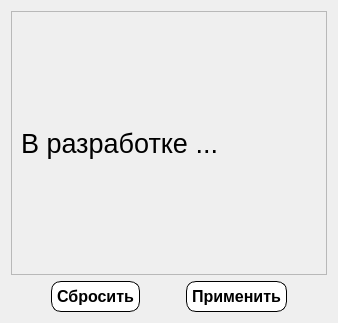
Above: Gui/Filters/Admin/f_payment.ui from MyEdit/Casino_Client before the change. Below: the same form after it.
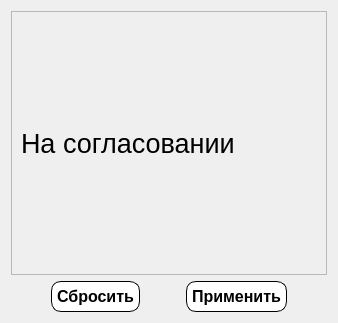
That is the form after the change.

The edit to the form file:
```diff
--- a/Gui/Filters/Admin/f_payment.ui
+++ b/Gui/Filters/Admin/f_payment.ui
@@ -38,7 +38,7 @@
           </font>
          </property>
          <property name="text">
-          <string>В разработке ...</string>
+          <string>На согласовании</string>
          </property>
         </widget>
        </item>
```
